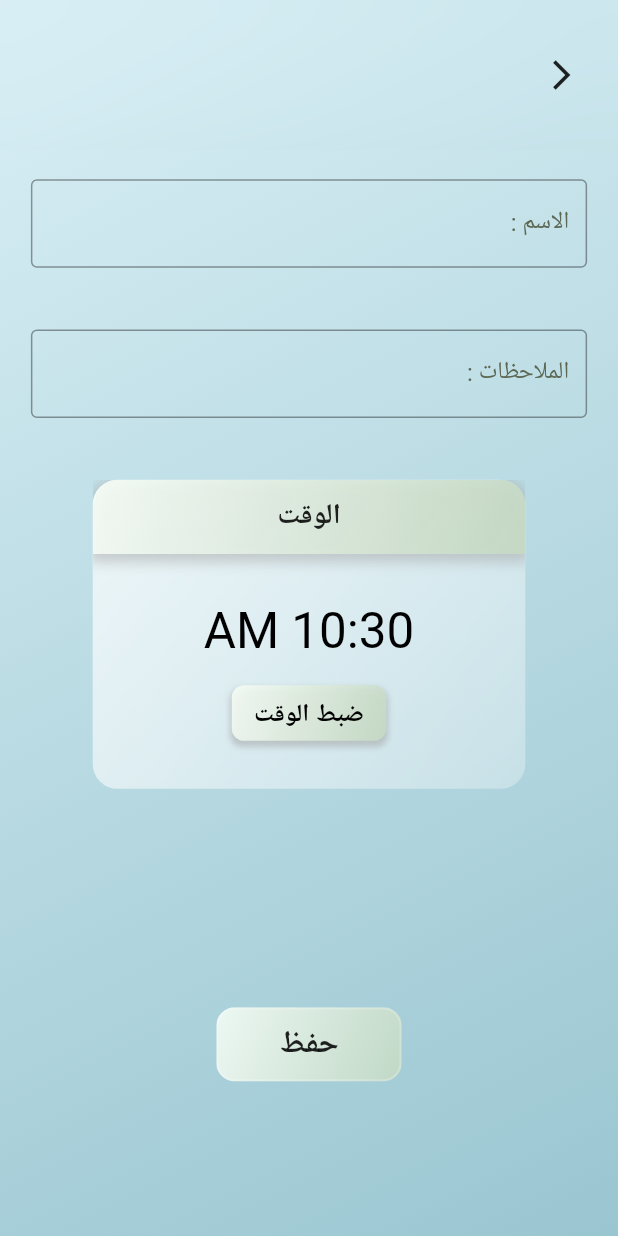
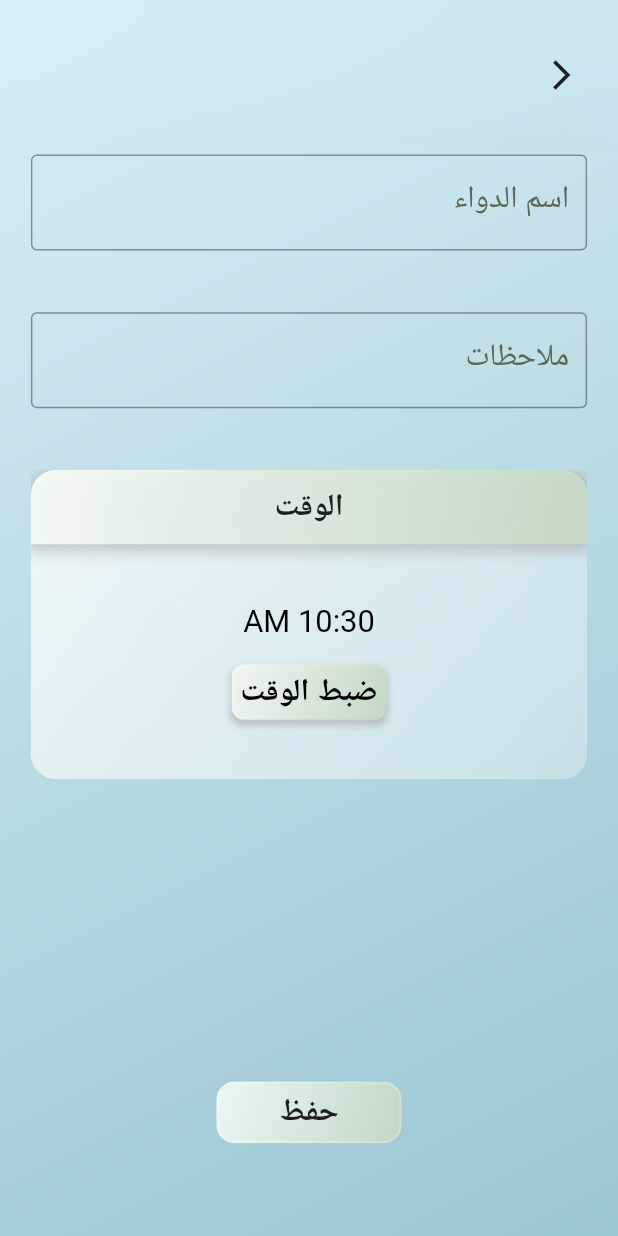
Before and after one commit to sireen-tak6/WakeWell, a Flutter app: the dayAlarms screen opened by its route, after a tap on an icon or button, on a phone screen of 412 x 824 dp. Run offline on Flutter 3.47's test engine with Material 2 defaults, Android fonts, the light colour scheme and no system bars; our stand-ins replace flutter_local_notifications, shared_preferences, timezone; accounts and stored records are empty.

Commit message:
"works in apk" Changes to be committed: 	modified:   android/app/src/main/AndroidManifest.xml 	modified:   lib/components/RadioTile.dart 	modified:   lib/components/button.dart 	modified:   lib/components/event.dart 	modified:   lib/components/frostedAppBar.dart 	modified:   lib/components/textFeild.dart 	modified:   lib/components/timeField.dart 	modified:   lib/main.dart 	modified:   lib/provider/provider.dart 	modified:   lib/screens/dayAlarms.dart 	modified:   lib/screens/edit.dart 	modified:   lib/screens/homepage.dart 	modified:   lib/screens/newEvent.dart

```diff
--- a/lib/components/button.dart
+++ b/lib/components/button.dart
@@ -1,8 +1,9 @@
 import 'dart:ui';
 
 import 'package:flutter/material.dart';
-import 'package:provider/provider.dart';
-import 'package:wakewell/provider/provider.dart';
+//import 'package:provider/provider.dart';
+//import 'package:wakewell/provider/provider.dart';
+import 'package:wakewell/main.dart';
 
 class button extends StatelessWidget {
   final ontap;
@@ -11,9 +12,11 @@ class button extends StatelessWidget {
 
   @override
   Widget build(BuildContext context) {
+    /*
     var scHeight = Provider.of<auth>(context).screenHeight;
-    var scWidth = Provider.of<auth>(context).screenWidth;
-
+    var scWidth = Provider.of<auth>(context).screenWidth;*/
+    final scWidth = MediaQuery.of(context).size.width;
+    final scHeight = MediaQuery.of(context).size.height;
     return Directionality(
       textDirection: TextDirection.rtl,
       child: Container(
@@ -27,7 +30,14 @@ class button extends StatelessWidget {
               filter: ImageFilter.blur(sigmaX: 20, sigmaY: 20),
               child: Container(
                 decoration: BoxDecoration(
-                  gradient: Provider.of<auth>(context).greenGradient,
+                  gradient: LinearGradient(
+                    begin: Alignment.topLeft,
+                    end: Alignment.bottomRight,
+                    colors: [
+                      Color.fromARGB(221, 247, 254, 247),
+                      Color.fromARGB(218, 197, 218, 195)
+                    ],
+                  ), //Provider.of<auth>(context).greenGradient,
                   borderRadius: BorderRadius.all(
                     Radius.circular(scHeight * 0.015),
                   ),
@@ -40,7 +50,7 @@ class button extends StatelessWidget {
                   child: Text(
                     text,
                     style: TextStyle(
-                        fontSize: scHeight * 0.025,
+                        fontSize: scWidth * fontSize,
                         fontWeight: FontWeight.w600),
                   ),
                 ),
--- a/lib/components/event.dart
+++ b/lib/components/event.dart
@@ -4,6 +4,7 @@ import 'package:flutter/material.dart';
 import 'package:provider/provider.dart';
 
 import 'package:wakewell/components/timeField.dart';
+import 'package:wakewell/main.dart';
 import 'package:wakewell/screens/edit.dart';
 
 import '../provider/provider.dart';
@@ -21,8 +22,12 @@ class event extends StatelessWidget {
 
   @override
   Widget build(BuildContext context) {
+    var scHeight = MediaQuery.of(context).size.height;
+    var scWidth = MediaQuery.of(context)
+        .size
+        .width; /*
     var scHeight = Provider.of<auth>(context).screenHeight;
-    var scWidth = Provider.of<auth>(context).screenWidth;
+    var scWidth = Provider.of<auth>(context).screenWidth;*/
     return Directionality(
       textDirection: TextDirection.rtl,
       child: GestureDetector(
@@ -53,11 +58,11 @@ class event extends StatelessWidget {
                 children: [
                   Text(
                     name,
-                    style: TextStyle(fontSize: scHeight * 0.022),
+                    style: TextStyle(fontSize: scWidth * fontSize),
                   ),
                   Text(
                     time.format(context),
-                    style: TextStyle(fontSize: scHeight * 0.022),
+                    style: TextStyle(fontSize: scWidth * fontSize),
                   ),
                 ],
               ),
--- a/lib/components/frostedAppBar.dart
+++ b/lib/components/frostedAppBar.dart
@@ -28,8 +28,11 @@ class FrostedAppBar extends StatefulWidget {
 class _FrostedAppBarState extends State<FrostedAppBar> {
   @override
   Widget build(BuildContext context) {
+    /*
     final scWidth = Provider.of<auth>(context, listen: false).screenWidth;
-    final scHeight = Provider.of<auth>(context, listen: false).screenHeight;
+    final scHeight = Provider.of<auth>(context, listen: false).screenHeight;*/
+    var scHeight = MediaQuery.of(context).size.height;
+    var scWidth = MediaQuery.of(context).size.width;
     return Directionality(
       textDirection: TextDirection.rtl,
       child: Positioned(
--- a/lib/components/textFeild.dart
+++ b/lib/components/textFeild.dart
@@ -1,4 +1,5 @@
 import 'package:flutter/material.dart';
+import 'package:wakewell/main.dart';
 
 class textFeild extends StatefulWidget {
   final controller;
@@ -30,6 +31,8 @@ class textFeild extends StatefulWidget {
 class _textFeildState extends State<textFeild> {
   @override
   Widget build(BuildContext context) {
+    var scHeight = MediaQuery.of(context).size.height;
+    var scWidth = MediaQuery.of(context).size.width;
     return Directionality(
       textDirection: TextDirection.rtl,
       child: TextFormField(
@@ -39,7 +42,10 @@ class _textFeildState extends State<textFeild> {
           cursorColor: Theme.of(context).primaryColorLight,
           decoration: InputDecoration(
             suffixText: widget.suffix,
-            labelStyle: TextStyle(color: Theme.of(context).primaryColorLight),
+            suffixStyle: TextStyle(fontSize: scWidth * fontSize),
+            labelStyle: TextStyle(
+                color: Theme.of(context).primaryColorLight,
+                fontSize: scWidth * fontSize),
             focusedBorder: OutlineInputBorder(
                 borderSide:
                     BorderSide(color: Color.fromARGB(218, 78, 161, 70))),
--- a/lib/components/timeField.dart
+++ b/lib/components/timeField.dart
@@ -4,6 +4,8 @@ import 'package:flutter/material.dart';
 import 'package:provider/provider.dart';
 import 'package:wakewell/provider/provider.dart';
 import 'package:wakewell/screens/edit.dart';
+
+import '../main.dart';
 
 class timeFeild extends StatefulWidget {
   String? label;
@@ -18,8 +20,11 @@ class timeFeild extends StatefulWidget {
 class _timeFeildState extends State<timeFeild> {
   @override
   Widget build(BuildContext context) {
+    /*
     final scWidth = Provider.of<auth>(context, listen: true).screenWidth;
-    final scHeight = Provider.of<auth>(context, listen: true).screenHeight;
+    final scHeight = Provider.of<auth>(context, listen: true).screenHeight;*/
+    var scHeight = MediaQuery.of(context).size.height;
+    var scWidth = MediaQuery.of(context).size.width;
     TimeOfDay selectedDate = widget.label == "وقت النوم"
         ? Provider.of<auth>(context, listen: true).getSleepTime
         : widget.label == "الوقت"
@@ -98,12 +103,6 @@ class _timeFeildState extends State<timeFeild> {
           setState(() {
             widget.time = picked;
             editEvent.time = picked;
-            if (widget.time != editEvent.event['time']) {
-              editEvent.change = true;
-            } else {
-              editEvent.change = false;
-            }
-            print(editEvent.change);
           });
         } else {
           Provider.of<auth>(context, listen: false).setAwakeTime = picked;
@@ -157,7 +156,7 @@ class _timeFeildState extends State<timeFeild> {
                       child: Text(
                         widget.label ?? "",
                         style: TextStyle(
-                            fontSize: scHeight * 0.023,
+                            fontSize: scWidth * fontSize,
                             fontWeight: FontWeight.w600),
                       ),
                     ),
@@ -168,7 +167,7 @@ class _timeFeildState extends State<timeFeild> {
                           Text(
                             '${selectedDate.format(context)}',
                             style: TextStyle(
-                                fontSize: scHeight * 0.04,
+                                fontSize: scWidth * fontSize,
                                 fontWeight: FontWeight.w400,
                                 color: Colors.black),
                           ),
@@ -198,7 +197,7 @@ class _timeFeildState extends State<timeFeild> {
                                 style: TextStyle(
                                     color: Colors.black,
                                     fontWeight: FontWeight.w600,
-                                    fontSize: scHeight * 0.02),
+                                    fontSize: scWidth * fontSize),
                               ),
                             ),
                           ),
--- a/lib/main.dart
+++ b/lib/main.dart
@@ -9,11 +9,13 @@ import 'provider/provider.dart';
 import 'screens/homepage.dart';
 import 'provider/notifications.dart';
 
+final fontSize = 0.05;
+
 final FlutterLocalNotificationsPlugin flnp =
     new FlutterLocalNotificationsPlugin();
 void main() async {
   WidgetsFlutterBinding.ensureInitialized();
-  noti.initialize(flnp);
+  /* noti.initialize(flnp);*/
 
   runApp(
     WakeWell(),
--- a/lib/screens/dayAlarms.dart
+++ b/lib/screens/dayAlarms.dart
@@ -12,8 +12,12 @@ class dayAlarms extends StatelessWidget {
 
   @override
   Widget build(BuildContext context) {
+    final scWidth = MediaQuery.of(context).size.width;
+    final scHeight = MediaQuery.of(context)
+        .size
+        .height; /*
     var scHeight = Provider.of<auth>(context).screenHeight;
-    var scWidth = Provider.of<auth>(context).screenWidth;
+    var scWidth = Provider.of<auth>(context).screenWidth;*/
     var _medicens = Provider.of<auth>(context).medicens;
     return Scaffold(
       body: Directionality(
@@ -23,7 +27,14 @@ class dayAlarms extends StatelessWidget {
             height: scHeight,
             width: scWidth,
             decoration: BoxDecoration(
-                gradient: Provider.of<auth>(context).blueGradient),
+                gradient: LinearGradient(
+              begin: Alignment.topLeft,
+              end: Alignment.bottomRight,
+              colors: [
+                Color.fromARGB(255, 217, 239, 245),
+                Color.fromARGB(255, 154, 198, 209)
+              ],
+            )),
             child: Column(
               children: [
                 Container(
@@ -83,7 +94,7 @@ class dayAlarms extends StatelessWidget {
               child: Text(
                 'WakeWell',
                 style: TextStyle(
-                  fontSize: Provider.of<auth>(context).screenHeight * 0.035,
+                  fontSize: scHeight * 0.035,
                   color: Color.fromARGB(255, 81, 84, 70),
                   fontWeight: FontWeight.w500,
                   fontStyle: FontStyle.italic,
--- a/lib/screens/edit.dart
+++ b/lib/screens/edit.dart
@@ -9,8 +9,6 @@ import '../components/textFeild.dart';
 import '../provider/provider.dart';
 
 class editEvent extends StatefulWidget {
-  static var change = false;
-
   static var event;
   static final routename = 'editEvent';
   static TimeOfDay? time;
@@ -99,9 +97,12 @@ class _editEventState extends State<editEvent> {
       editEvent.time = editEvent.event['time'];
       load = true;
     }
+    /*
     var scHeight = Provider.of<auth>(context).screenHeight;
     var scWidth = Provider.of<auth>(context).screenWidth;
-
+*/
+    var scHeight = MediaQuery.of(context).size.height;
+    var scWidth = MediaQuery.of(context).size.width;
     print(widget.type);
     return Scaffold(
       body: Directionality(
@@ -122,19 +123,17 @@ class _editEventState extends State<editEvent> {
                     key: _formKey,
                     child: ListView(
                       children: [
+                        Container(
+                          height: scHeight * 0.85,
+                          child: ListView(
+                            children: [
                               SizedBox(
-                          height: scHeight * 0.12,
+                                height: scHeight * 0.1,
                               ),
-                        Container(
-                          height:
-                              scHeight - scWidth * 0.15 * 2 - scHeight * 0.12,
-                          child: Column(
-                            crossAxisAlignment: CrossAxisAlignment.center,
-                            children: [
                               textFeild(
                                 controller: nameController,
+                                name: 'اسم الدواء',
                                 focus: namefocus,
-                                name: "الاسم :",
                                 valid: (value) {
                                   if (value == null || value.isEmpty) {
                                     return 'يرجى إدخال الاسم ';
@@ -142,38 +141,30 @@ class _editEventState extends State<editEvent> {
                                   return null;
                                 },
                                 save: (value) {
-                                  setState(() {
                                   name = value;
-                                    nameController.text = value;
-                                    if (value != editEvent.event['name']) {
-                                      editEvent.change = true;
-                                    }
-                                  });
+                                  print(name);
                                 },
-                                suffix: "",
+                                suffix: '',
                                 enabled: true,
-                                type: TextInputType.text,
+                                type: TextInputType.name,
                               ),
                               SizedBox(height: scHeight * 0.05),
                               textFeild(
                                   controller: notesController,
                                   focus: notesfocus,
-                                name: "الملاحظات :",
+                                  name: "ملاحظات",
                                   valid: (value) {
                                     return null;
                                   },
                                   save: (value) {
+                                    setState(() {
                                       notes = value;
-                                  setState(() {
-                                    if (value != editEvent.event['notes']) {
-                                      editEvent.change = true;
-                                    }
+                                      print(notes);
                                     });
                                   },
                                   suffix: "",
                                   enabled: true,
-                                type: TextInputType.text,
-                              ),
+                                  type: TextInputType.text),
                               SizedBox(height: scHeight * 0.05),
                               Container(
                                 height: scHeight * 0.25,
@@ -182,20 +173,19 @@ class _editEventState extends State<editEvent> {
                                   time: editEvent.time,
                                 ),
                               ),
-                              Expanded(
-                                child: SizedBox(),
+                            ],
                           ),
-                              Row(
-                                mainAxisAlignment:
-                                    MainAxisAlignment.spaceEvenly,
+                        ),
+                        Container(
+                          height: scHeight * 0.05,
+                          child: Row(
+                            mainAxisAlignment: MainAxisAlignment.spaceEvenly,
                             children: [
                               Container(
                                 width: scWidth * 0.3,
                                 child: button(
-                                        ontap: editEvent.change
-                                            ? () {
-                                                Provider.of<auth>(context,
-                                                        listen: false)
+                                    ontap: () {
+                                      Provider.of<auth>(context, listen: false)
                                           .editEvent(
                                               args['type'],
                                               args['id'],
@@ -203,8 +193,7 @@ class _editEventState extends State<editEvent> {
                                               editEvent.time,
                                               notes,
                                               context);
-                                              }
-                                            : () {},
+                                    },
                                     text: "حفظ"),
                               ),
                               if (args['type'] == 'med')
@@ -214,12 +203,9 @@ class _editEventState extends State<editEvent> {
                                         ontap: () {
                                           Provider.of<auth>(context,
                                                   listen: false)
-                                                  .deleteEvent(
-                                                      args['id'], context);
+                                              .deleteEvent(args['id'], context);
                                         },
                                         text: "حذف"))
-                                ],
-                              )
                             ],
                           ),
                         ),
@@ -242,7 +228,7 @@ class _editEventState extends State<editEvent> {
                 child: Text(
                   editEvent.event['name'],
                   style: TextStyle(
-                    fontSize: Provider.of<auth>(context).screenHeight * 0.035,
+                    fontSize: scHeight * 0.035,
                     color: Color.fromARGB(255, 81, 84, 70),
                     fontWeight: FontWeight.w500,
                     fontStyle: FontStyle.italic,
```
Also changed, not shown: lib/components/RadioTile.dart (+6 -2 lines), lib/provider/provider.dart (+8 -6 lines), lib/screens/homepage.dart (+7 -2 lines), lib/screens/newEvent.dart (+22 -24 lines), 1 other file. Lines whose indentation alone changed are shown as unchanged.
